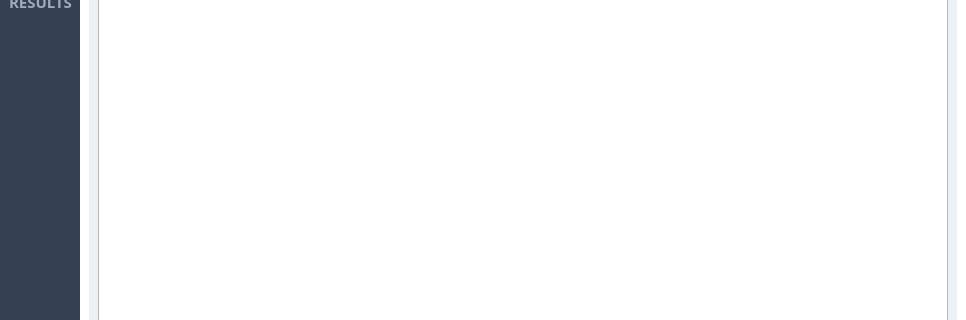
emigdioz/TreeGP, file mainwindow.ui: the form before one commit; both pictures show x 0 to 966 and y 164 to 484 of the 966 by 596 pixel window.
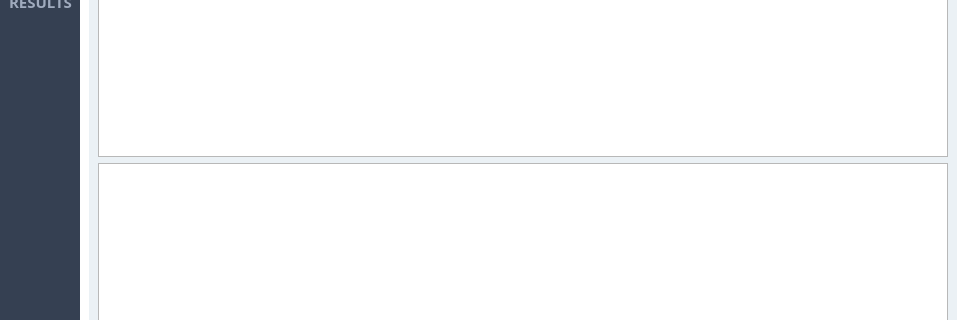
The form after the commit. Icons and pictures are not drawn. Custom widgets are drawn as their Qt base class.

Commit message: Implementation of equation rendering

Diff of the .ui file:
```diff
--- a/mainwindow.ui
+++ b/mainwindow.ui
@@ -1603,6 +1603,13 @@
                 </property>
                </widget>
               </item>
+              <item>
+               <widget class="QGraphicsView" name="equationView">
+                <property name="alignment">
+                 <set>Qt::AlignLeading|Qt::AlignLeft|Qt::AlignTop</set>
+                </property>
+               </widget>
+              </item>
               <item>
                <widget class="GraphWidget" name="treeGraph" native="true">
                 <property name="maximumSize">
```
The commit also changes 5 other files.
